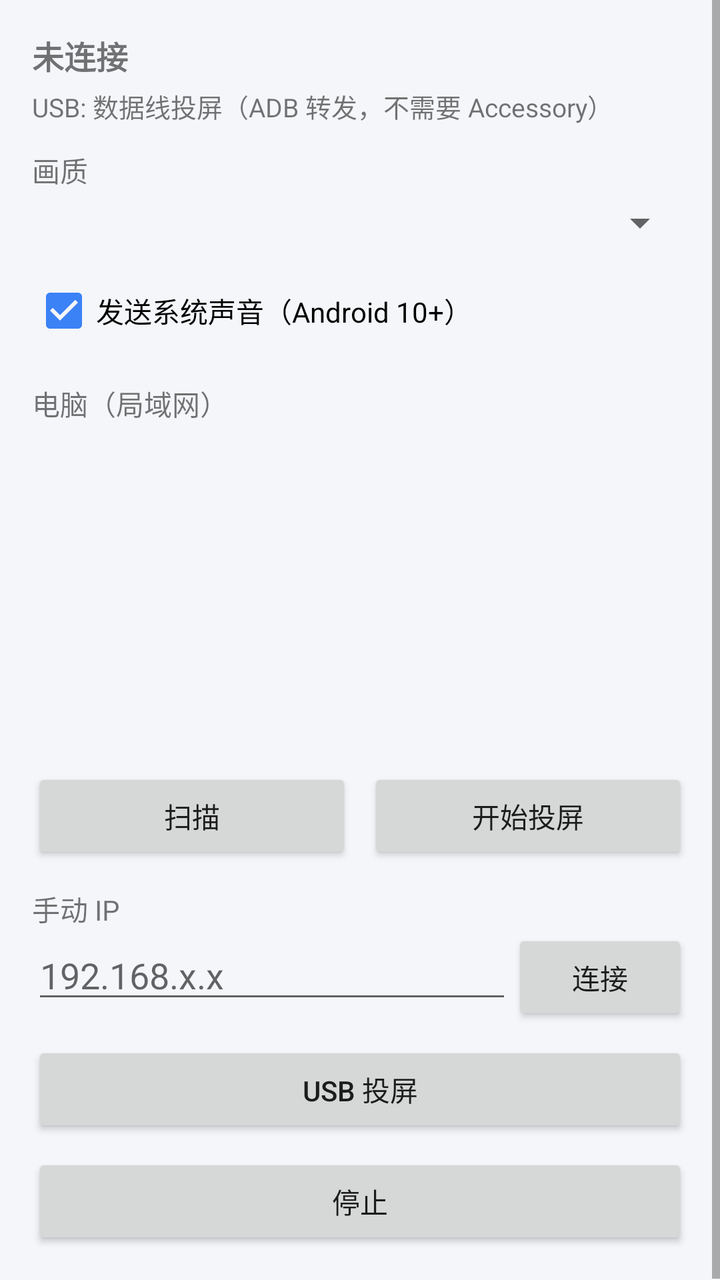
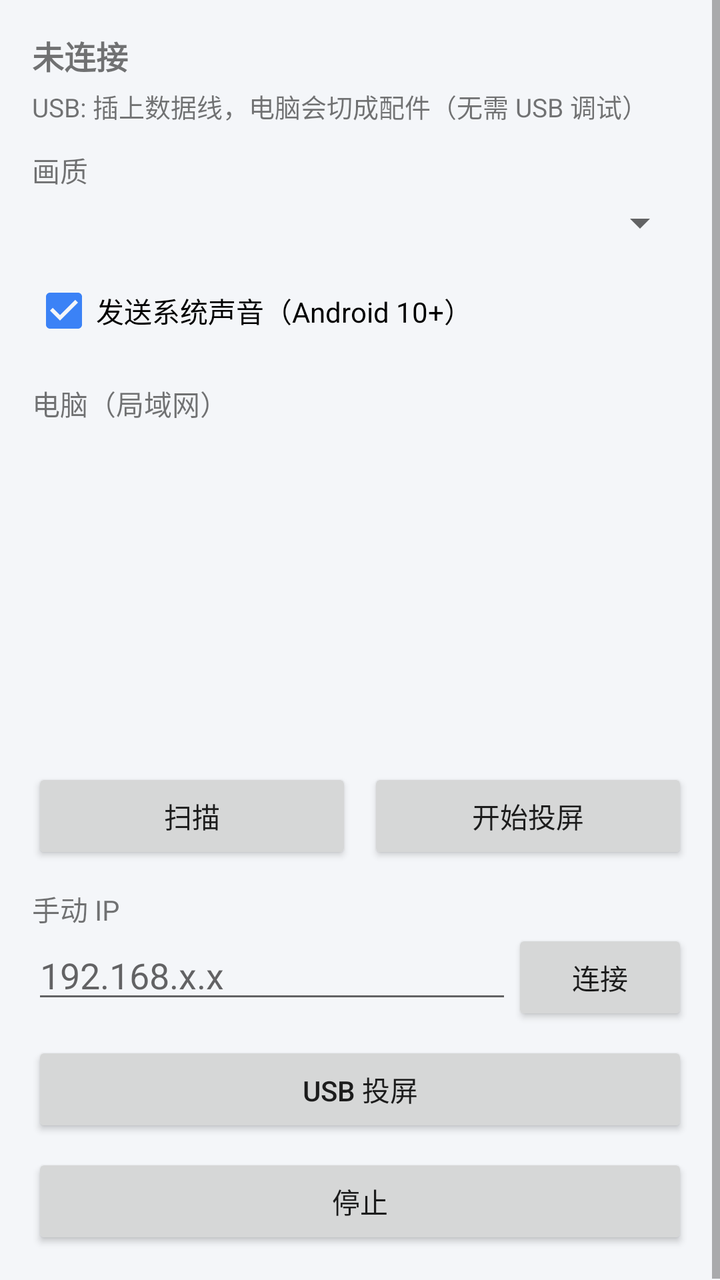

Compare the two renders of this Android layout. The source of the first and the diff that turns it into the second are given below.
<!-- AndroidManifest.xml: application theme Theme.ScreenKit -->
<!-- res/layout/activity_cast.xml -->
<?xml version="1.0" encoding="utf-8"?>
<ScrollView xmlns:android="http://schemas.android.com/apk/res/android"
    android:layout_width="match_parent"
    android:layout_height="match_parent"
    android:fillViewport="true">
    <LinearLayout
        android:layout_width="match_parent"
        android:layout_height="wrap_content"
        android:orientation="vertical"
        android:padding="16dp">

        <TextView
            android:id="@+id/lbstat"
            android:layout_width="match_parent"
            android:layout_height="wrap_content"
            android:text="未连接"
            android:textSize="16sp"
            android:textStyle="bold" />

        <TextView
            android:id="@+id/lbusb"
            android:layout_width="match_parent"
            android:layout_height="wrap_content"
            android:layout_marginTop="4dp"
            android:text="USB: 数据线投屏（ADB 转发，不需要 Accessory）"
            android:textSize="13sp" />

        <TextView
            android:layout_width="match_parent"
            android:layout_height="wrap_content"
            android:layout_marginTop="12dp"
            android:text="画质" />

        <Spinner
            android:id="@+id/eq"
            android:layout_width="match_parent"
            android:layout_height="wrap_content"
            android:layout_marginTop="4dp" />

        <CheckBox
            android:id="@+id/caudio"
            android:layout_width="match_parent"
            android:layout_height="wrap_content"
            android:layout_marginTop="8dp"
            android:checked="true"
            android:text="发送系统声音（Android 10+）" />

        <TextView
            android:layout_width="match_parent"
            android:layout_height="wrap_content"
            android:layout_marginTop="12dp"
            android:text="电脑（局域网）" />

        <ListView
            android:id="@+id/lpeers"
            android:layout_width="match_parent"
            android:layout_height="160dp"
            android:layout_marginTop="4dp"
            android:choiceMode="singleChoice"
            android:divider="@android:color/transparent"
            android:dividerHeight="6dp"
            android:listSelector="@android:color/transparent" />

        <LinearLayout
            android:layout_width="match_parent"
            android:layout_height="wrap_content"
            android:layout_marginTop="8dp"
            android:orientation="horizontal">
            <Button
                android:id="@+id/bscan"
                android:layout_width="0dp"
                android:layout_height="wrap_content"
                android:layout_weight="1"
                android:text="扫描" />
            <Button
                android:id="@+id/bstart"
                android:layout_width="0dp"
                android:layout_height="wrap_content"
                android:layout_weight="1"
                android:layout_marginStart="8dp"
                android:text="开始投屏" />
        </LinearLayout>

        <TextView
            android:layout_width="match_parent"
            android:layout_height="wrap_content"
            android:layout_marginTop="12dp"
            android:text="手动 IP" />

        <LinearLayout
            android:layout_width="match_parent"
            android:layout_height="wrap_content"
            android:orientation="horizontal">
            <EditText
                android:id="@+id/eip"
                android:layout_width="0dp"
                android:layout_height="wrap_content"
                android:layout_weight="1"
                android:hint="192.168.x.x"
                android:inputType="text" />
            <Button
                android:id="@+id/bmanual"
                android:layout_width="wrap_content"
                android:layout_height="wrap_content"
                android:text="连接" />
        </LinearLayout>

        <Button
            android:id="@+id/busb"
            android:layout_width="match_parent"
            android:layout_height="wrap_content"
            android:layout_marginTop="8dp"
            android:text="USB 投屏" />

        <Button
            android:id="@+id/bstop"
            android:layout_width="match_parent"
            android:layout_height="wrap_content"
            android:layout_marginTop="8dp"
            android:text="停止" />
    </LinearLayout>
</ScrollView>
<!-- resources referenced by this layout -->
<resources>
  <style name="Theme.ScreenKit" parent="Theme.MaterialComponents.DayNight.DarkActionBar">
          <item name="android:windowBackground">@color/bg</item>
          <item name="colorPrimary">@color/accent</item>
          <item name="colorPrimaryVariant">@color/accent_dark</item>
          <item name="colorOnPrimary">#FFFFFF</item>
          <item name="colorAccent">@color/accent</item>
          <item name="android:statusBarColor">@color/accent_dark</item>
      </style>
  <color name="bg">#F4F6F9</color>
  <color name="accent">#3B82F6</color>
  <color name="accent_dark">#2563EB</color>
</resources>

<!-- the commit's change to res/layout/activity_cast.xml (unified diff, before → after) -->
@@ -22,7 +22,7 @@
             android:layout_width="match_parent"
             android:layout_height="wrap_content"
             android:layout_marginTop="4dp"
-            android:text="USB: 数据线投屏（ADB 转发，不需要 Accessory）"
+            android:text="USB: 插上数据线，电脑会切成配件（无需 USB 调试）"
             android:textSize="13sp" />
 
         <TextView
